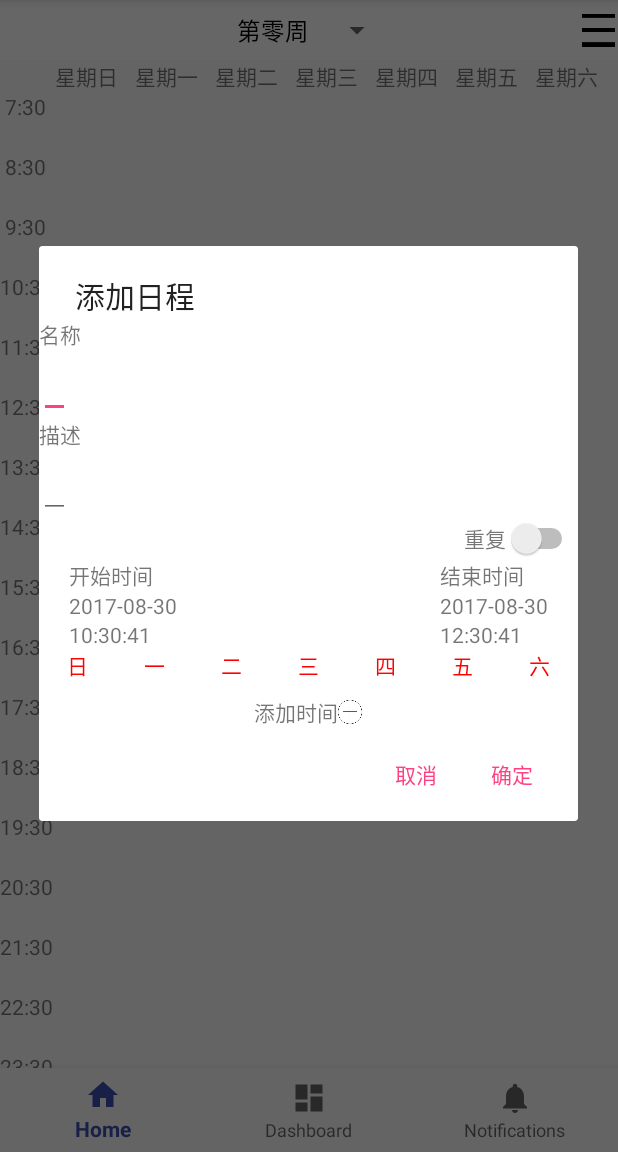
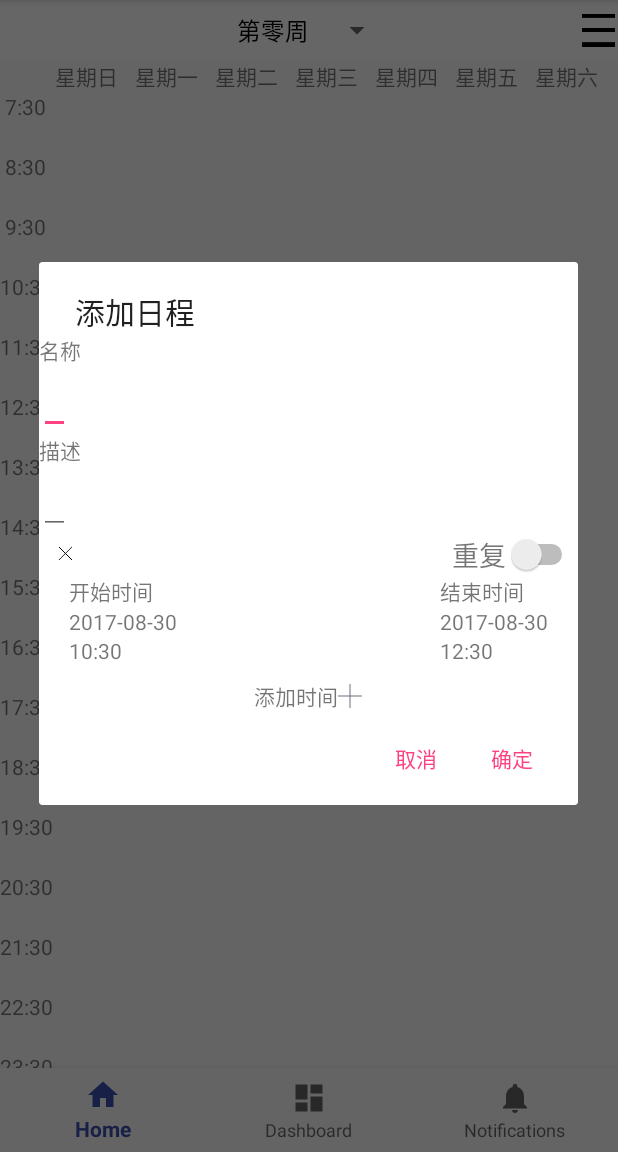
Before and after one commit to w-mj/Time_Manager_Reconstruction, an Android app: the MainActivity screen opened directly, with no data from a screen before it, after a tap on an icon or button, on a phone screen of 412 x 824 dp, the part 84-1236 px from its top. Run offline under Robolectric (Android 15) with nearby library versions, the phone set to English and light mode, and no system bars; 1 other tap on this screen came first.

Commit message:
improve visible experience of add item dialog

```diff
--- a/app/src/main/java/wmj/InnerLayer/MyTools.java
+++ b/app/src/main/java/wmj/InnerLayer/MyTools.java
@@ -39,8 +39,8 @@ public class MyTools {
     }
 
     static public DateFormat dateFormatter() { return new SimpleDateFormat("yyyy-MM-dd", Locale.CHINA);}
-    static public DateFormat timeFormatter() { return new SimpleDateFormat("HH:mm:ss", Locale.CHINA);}
-    static public DateFormat dateTimeFormatter() { return new SimpleDateFormat("yyyy-MM-dd HH:mm:ss", Locale.CHINA);}
+    static public DateFormat timeFormatter() { return new SimpleDateFormat("HH:mm", Locale.CHINA);}
+    static public DateFormat dateTimeFormatter() { return new SimpleDateFormat("yyyy-MM-dd HH:mm", Locale.CHINA);}
 
     public static void showToast(String message, boolean isShort) {
         Message msg = new Message();
--- a/app/src/main/java/wmj/timemanager/weekViewFragment/AddItemDialog.java
+++ b/app/src/main/java/wmj/timemanager/weekViewFragment/AddItemDialog.java
@@ -8,6 +8,9 @@ import android.support.v4.app.DialogFragment;
 import android.support.v7.app.AlertDialog;
 import android.view.View;
 import android.widget.LinearLayout;
+import android.widget.ListView;
+import android.widget.ScrollView;
+import android.widget.Scroller;
 import android.widget.TextView;
 
 import org.json.JSONException;
@@ -75,10 +78,11 @@ public class AddItemDialog extends DialogFragment {
             public void onClick(DialogInterface dialog, int which) {
                 JSONObject data = new JSONObject();
                 try {
-                    data.put("name", (String) name.getText());
-                    data.put("details", (String) detail.getText());
+                    data.put("name", name.getText());
+                    data.put("details", detail.getText());
                     data.put("type", "6");
                     data.put("priority", "0");
+                    // TODO: 收集时间
 
                     SendPost post = new SendPost("affair/upload", null);
                     post.data.put("type", "add_item");
@@ -107,7 +111,7 @@ public class AddItemDialog extends DialogFragment {
         Date startTime  = c.getTime();
         c.set(Calendar.HOUR_OF_DAY, c.get(Calendar.HOUR_OF_DAY) + 2);
         Date endTime = c.getTime();
-        Time t = new Time(startTime, endTime, null, -1, null, -1, -1);
+        Time t = new Time(startTime, endTime, null, 0, null, -1, -1);
         AddItemDialogTimeView v = new AddItemDialogTimeView(getContext());
         v.setTime(t);
         return v;
--- a/app/src/main/java/wmj/timemanager/weekViewFragment/AddItemDialogTimeView.java
+++ b/app/src/main/java/wmj/timemanager/weekViewFragment/AddItemDialogTimeView.java
@@ -4,9 +4,11 @@ import android.app.DatePickerDialog;
 import android.app.TimePickerDialog;
 import android.content.Context;
 import android.util.AttributeSet;
+import android.util.Log;
 import android.view.View;
 import android.widget.CompoundButton;
 import android.widget.DatePicker;
+import android.widget.ImageView;
 import android.widget.LinearLayout;
 import android.widget.Switch;
 import android.widget.TextView;
@@ -63,6 +65,7 @@ public class AddItemDialogTimeView extends LinearLayout{
     private TimePickerDialog generateTimePickerDialog(Date container, TextView v) {
         Calendar calendar = Calendar.getInstance();
         calendar.setTime(container);
+        Log.i("Add item dialog time", String.valueOf(calendar.get(Calendar.HOUR_OF_DAY)));
         return new TimePickerDialog(getContext(), new TimePickerDialog.OnTimeSetListener() {
             @Override
             public void onTimeSet(TimePicker view, int hourOfDay, int minute) {
@@ -71,7 +74,7 @@ public class AddItemDialogTimeView extends LinearLayout{
                 c.set(Calendar.HOUR_OF_DAY, hourOfDay);
                 c.set(Calendar.MINUTE, minute);
                 container.setTime(c.getTime().getTime());
-                v.setText(String.format(Locale.CHINA, "%2d:%2d", hourOfDay, minute));
+                v.setText(String.format(Locale.CHINA, "%02d:%02d", hourOfDay, minute));
             }
         }, calendar.get(Calendar.HOUR_OF_DAY), calendar.get(Calendar.MINUTE), true);
     }
@@ -95,6 +98,7 @@ public class AddItemDialogTimeView extends LinearLayout{
         endTimeView.setOnClickListener(v -> generateTimePickerDialog(time.endTime, endTimeView).show());
 
         WeekPicker weekPicker = (WeekPicker)findViewById(R.id.nsaidt_repeat);
+        Log.i("add item ", String.valueOf(time.every));
         weekPicker.set(time.every);
         // 回调方法, 当weekPicker的状态改变时修改time
         weekPicker.setOnStatusChangeListener(status -> time.every = status);
@@ -106,7 +110,16 @@ public class AddItemDialogTimeView extends LinearLayout{
                 if (isChecked)
                     weekPicker.setVisibility(View.VISIBLE);
                 else
-                    weekPicker.setVisibility(View.INVISIBLE);
+                    weekPicker.setVisibility(View.GONE);
+            }
+        });
+
+        ImageView close = (ImageView)findViewById(R.id.nsaidt_close);
+        close.setOnClickListener(new OnClickListener() {
+            @Override
+            public void onClick(View v) {
+                setVisibility(GONE);
+                time = null;
             }
         });
     }
--- a/app/src/main/java/wmj/timemanager/weekViewFragment/WeekPicker.java
+++ b/app/src/main/java/wmj/timemanager/weekViewFragment/WeekPicker.java
@@ -3,6 +3,7 @@ package wmj.timemanager.weekViewFragment;
 import android.content.Context;
 import android.graphics.Color;
 import android.util.AttributeSet;
+import android.util.Log;
 import android.view.View;
 import android.widget.LinearLayout;
 import android.widget.TextView;
@@ -46,7 +47,7 @@ public class WeekPicker extends LinearLayout {
                 @Override
                 public void onClick(View v) {
                     if ((status & (0x01 << finalI)) != 0) {
-                        // 这个星期已经被选
+                        // 这个星期已经被选, 取消选定
                         ((TextView)v).setTextColor(Color.BLACK);
                         status = status & (~(0x01 << finalI));
                     } else {
@@ -57,6 +58,8 @@ public class WeekPicker extends LinearLayout {
                     if (mOnStatusChangeListener != null) {
                         mOnStatusChangeListener.onStatusChange(status);
                     }
+                    status = status & 0x7f; // 高位置零
+                    // Log.i("week picker", String.valueOf(status));
                 }
             });
         }
--- a/app/src/main/res/layout/new_schedule_add_item_dialog.xml
+++ b/app/src/main/res/layout/new_schedule_add_item_dialog.xml
@@ -1,13 +1,13 @@
 <?xml version="1.0" encoding="utf-8"?>
 <LinearLayout xmlns:android="http://schemas.android.com/apk/res/android"
-    android:orientation="vertical" android:layout_width="match_parent"
-    android:layout_height="match_parent">
+    android:layout_width="match_parent"
+    android:layout_height="match_parent"
+    android:orientation="vertical">
 
     <TextView
         android:layout_width="wrap_content"
         android:layout_height="wrap_content"
-        android:text="名称"
-        />
+        android:text="名称" />
 
     <EditText
         android:id="@+id/nsaid_name"
@@ -15,43 +15,56 @@
         android:layout_width="wrap_content"
         android:layout_height="wrap_content"
         android:inputType="text"
-        android:maxLines="1"/>
+        android:maxLines="1" />
 
     <TextView
         android:layout_width="wrap_content"
         android:layout_height="wrap_content"
-        android:text="描述"
-        />
+        android:text="描述" />
 
     <EditText
+        android:id="@+id/nsaid_detail"
         android:layout_width="wrap_content"
         android:layout_height="wrap_content"
-        android:id="@+id/nsaid_detail"
-        android:inputType="textMultiLine"/>
+        android:inputType="textMultiLine" />
+
+    <ScrollView
+        android:layout_width="match_parent"
+        android:layout_height="wrap_content">
 
         <LinearLayout
             android:layout_width="match_parent"
             android:layout_height="wrap_content"
-        android:orientation="vertical"
-        android:id="@+id/nsaid_time_list">
-    </LinearLayout>
+            android:orientation="vertical">
 
             <LinearLayout
-        android:orientation="horizontal"
+                android:id="@+id/nsaid_time_list"
+                android:layout_width="match_parent"
+                android:layout_height="wrap_content"
+                android:orientation="vertical"> </LinearLayout>
+
+            <LinearLayout
+                android:id="@+id/nsaid_add_time"
+                android:layout_width="wrap_content"
+                android:layout_height="wrap_content"
                 android:layout_gravity="center_horizontal"
                 android:gravity="center"
-        android:layout_width="wrap_content"
-        android:id="@+id/nsaid_add_time"
-        android:layout_height="wrap_content">
+                android:orientation="horizontal">
+
                 <TextView
                     android:layout_width="wrap_content"
                     android:layout_height="wrap_content"
-            android:text="添加时间"/>
+                    android:text="添加时间" />
+
                 <ImageView
                     android:layout_width="16dp"
                     android:layout_height="16dp"
-            android:src="@drawable/plus"
-            android:contentDescription="plus" />
+                    android:contentDescription="plus"
+                    android:src="@drawable/plus" />
+            </LinearLayout>
         </LinearLayout>
 
+    </ScrollView>
+
+
 </LinearLayout>
--- a/app/src/main/res/layout/new_schedule_add_item_dialog_time.xml
+++ b/app/src/main/res/layout/new_schedule_add_item_dialog_time.xml
@@ -5,22 +5,30 @@
     android:orientation="vertical"
     android:paddingBottom="10dp">
 
-    <LinearLayout
+    <RelativeLayout
         android:layout_width="match_parent"
         android:layout_height="wrap_content"
-        android:gravity="end"
         android:orientation="horizontal">
+        <ImageView
+            android:paddingStart="10dp"
+            android:layout_width="25dp"
+            android:layout_height="25dp"
+            android:src="@drawable/cross"
+            android:id="@+id/nsaidt_close"/>
 
         <TextView
             android:layout_width="wrap_content"
             android:layout_height="wrap_content"
-            android:text="重复" />
+            android:layout_toStartOf="@id/nsaidt_switch"
+            android:text="重复"
+            android:textSize="18sp" />
 
         <Switch
             android:id="@+id/nsaidt_switch"
             android:layout_width="wrap_content"
-            android:layout_height="wrap_content" />
-    </LinearLayout>
+            android:layout_height="wrap_content"
+            android:layout_alignParentEnd="true"/>
+    </RelativeLayout>
 
     <FrameLayout
         android:paddingStart="20dp"
@@ -75,6 +83,7 @@
     </FrameLayout>
 
     <wmj.timemanager.weekViewFragment.WeekPicker
+        android:visibility="gone"
         android:id="@+id/nsaidt_repeat"
         android:layout_width="match_parent"
         android:layout_height="wrap_content">
```
Also changed, not shown: app/src/main/res/drawable/cross.png (added), app/src/main/res/drawable/plus.png. Lines whose indentation alone changed are shown as unchanged.
